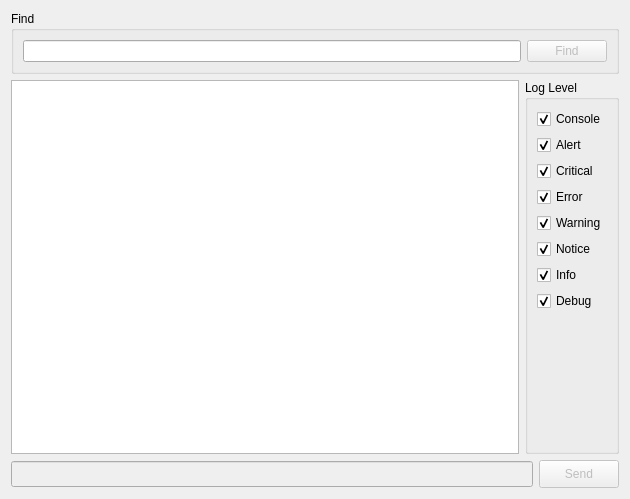
Above: jmesquita/fsgui/src/plugins/consoleplugin/consoletabwidget.ui from freeswitch/freeswitch-contrib before the change. Below: the same form after it.
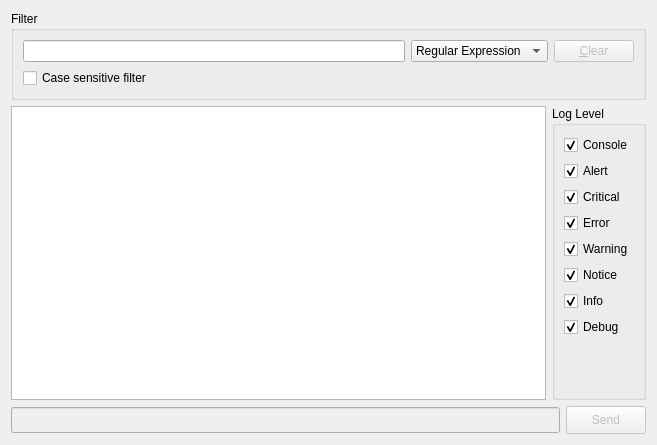
That is the form after the change. Icons and pictures are not drawn.

Commit message: We can now filter realtime.

The edit to the form file:
```diff
--- a/jmesquita/fsgui/src/plugins/consoleplugin/consoletabwidget.ui
+++ b/jmesquita/fsgui/src/plugins/consoleplugin/consoletabwidget.ui
@@ -6,18 +6,18 @@
    <rect>
     <x>0</x>
     <y>0</y>
-    <width>630</width>
-    <height>499</height>
+    <width>657</width>
+    <height>445</height>
    </rect>
   </property>
   <property name="windowTitle">
    <string>Form</string>
   </property>
-  <layout class="QVBoxLayout" name="verticalLayout_2">
+  <layout class="QVBoxLayout" name="verticalLayout_3">
    <item>
     <widget class="QGroupBox" name="groupBox_2">
      <property name="title">
-      <string>Find</string>
+      <string>Filter</string>
      </property>
      <property name="flat">
       <bool>false</bool>
@@ -25,23 +25,72 @@
      <property name="checkable">
       <bool>false</bool>
      </property>
-     <layout class="QHBoxLayout" name="horizontalLayout_3">
+     <layout class="QVBoxLayout" name="verticalLayout_2">
       <item>
-       <widget class="QLineEdit" name="lineFind"/>
+       <layout class="QHBoxLayout" name="horizontalLayout_3">
+        <item>
+         <widget class="QLineEdit" name="lineFilter"/>
+        </item>
+        <item>
+         <widget class="QComboBox" name="filterSyntaxComboBox">
+          <property name="sizeAdjustPolicy">
+           <enum>QComboBox::AdjustToContentsOnFirstShow</enum>
+          </property>
+          <item>
+           <property name="text">
+            <string>Regular Expression</string>
+           </property>
+          </item>
+          <item>
+           <property name="text">
+            <string>Wildcard</string>
+           </property>
+          </item>
+          <item>
+           <property name="text">
+            <string>Fixed String</string>
+           </property>
+          </item>
+         </widget>
+        </item>
+        <item>
+         <widget class="QPushButton" name="btnFilterClear">
+          <property name="enabled">
+           <bool>false</bool>
+          </property>
+          <property name="text">
+           <string>&amp;Clear</string>
+          </property>
+         </widget>
+        </item>
+       </layout>
       </item>
       <item>
-       <widget class="QPushButton" name="btnFind">
-        <property name="enabled">
-         <bool>false</bool>
-        </property>
-        <property name="text">
-         <string>Find</string>
-        </property>
-        <property name="icon">
-         <iconset resource="../../resources/resources.qrc">
-          <normaloff>:/icons/find_icon.png</normaloff>:/icons/find_icon.png</iconset>
-        </property>
-       </widget>
+       <layout class="QHBoxLayout" name="horizontalLayout_4">
+        <item>
+         <widget class="QCheckBox" name="filterCaseSensitivityCheckBox">
+          <property name="text">
+           <string>Case sensitive filter</string>
+          </property>
+          <property name="checked">
+           <bool>false</bool>
+          </property>
+         </widget>
+        </item>
+        <item>
+         <spacer name="horizontalSpacer">
+          <property name="orientation">
+           <enum>Qt::Horizontal</enum>
+          </property>
+          <property name="sizeHint" stdset="0">
+           <size>
+            <width>448</width>
+            <height>20</height>
+           </size>
+          </property>
+         </spacer>
+        </item>
+       </layout>
       </item>
      </layout>
     </widget>
```
Left out of the diff: 6 changed lines with no effect on the pictures. The commit also changes 3 other files.
